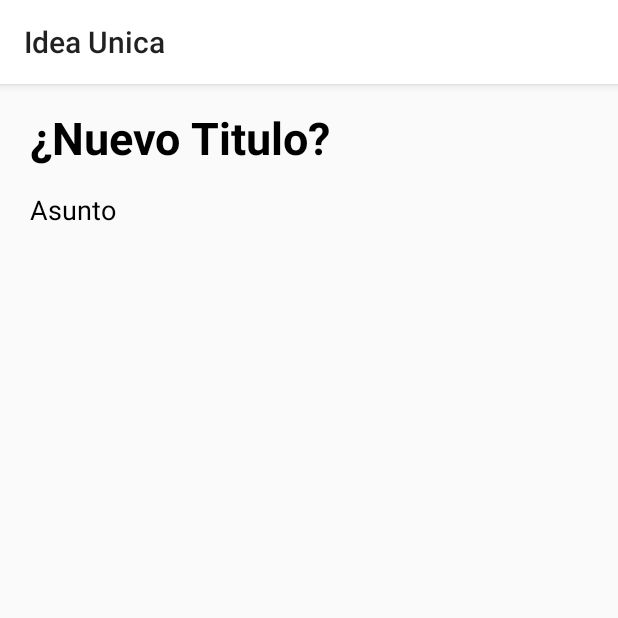
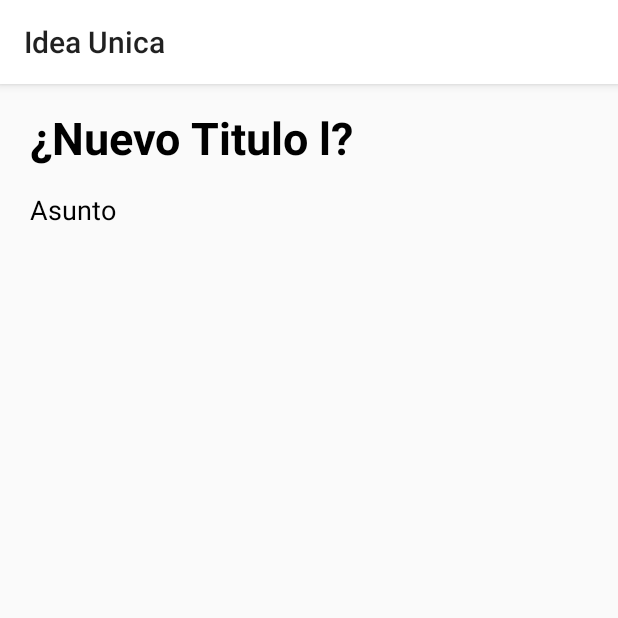
Before and after one commit to michelegaby/IdeaUnica, an Android app: the Evento screen opened directly, with no data from a screen before it, on a phone screen of 412 x 824 dp, the top half of it. Run offline under Robolectric (Android 15) with nearby library versions, the light colour scheme and no system bars; network calls fail.

Commit message:
Primera prueba 2

```diff
--- a/app/src/main/res/layout/activity_evento.xml
+++ b/app/src/main/res/layout/activity_evento.xml
@@ -16,7 +16,7 @@
             android:layout_centerInParent="true"
             android:layout_marginHorizontal="20dp"
             android:layout_marginVertical="15dp"
-            android:text="¿Nuevo Titulo?"
+            android:text="¿Nuevo Titulo l?"
             android:textColor="#000"
             android:textSize="30dp"
             android:textStyle="bold" />
```
